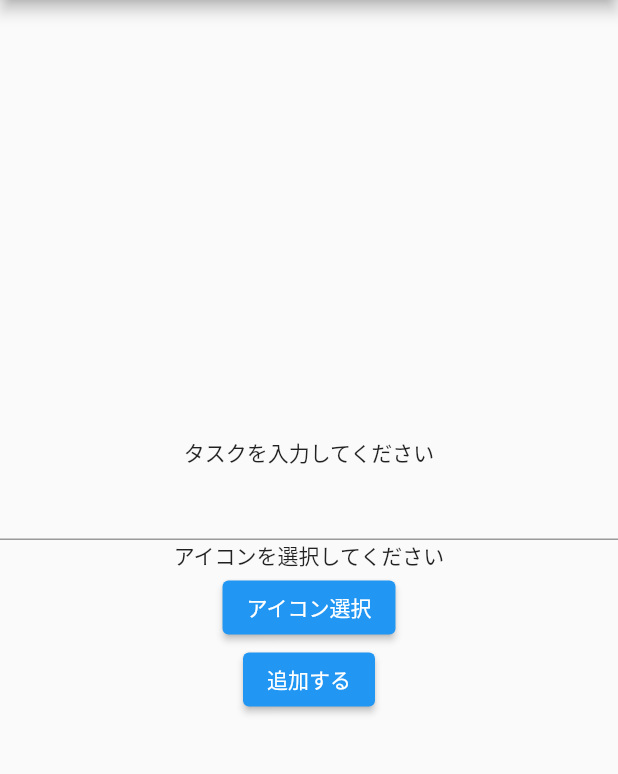
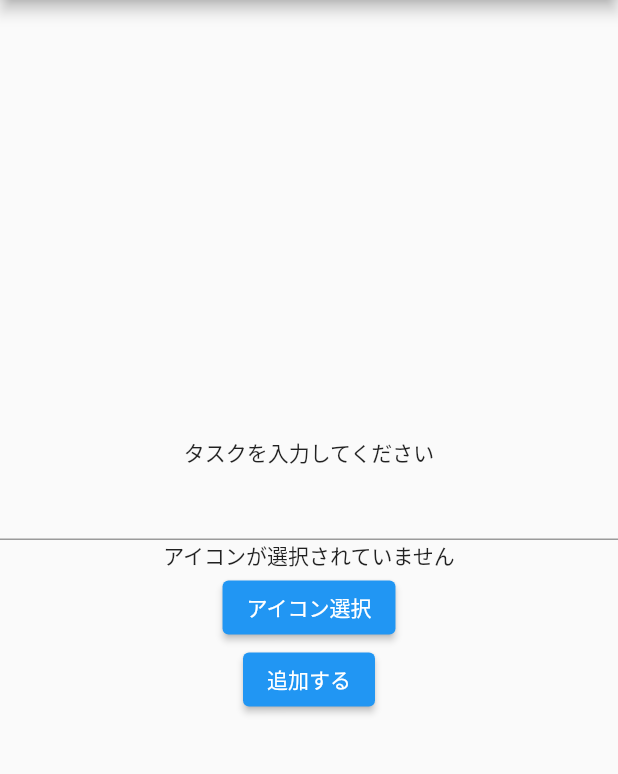
Before and after one commit to murakamiren/flutter-todo, a Flutter app: the screen it shows after launch, after a tap on the "add" icon, on a phone screen of 412 x 824 dp, the part 84-858 px from its top. Run offline on Flutter 3.47's test engine with Material 2 defaults, Android fonts, the phone set to English and light mode, and no system bars; missing offline and left inert: flutter_iconpicker.

Commit message:
not null

```diff
--- a/lib/pages/addTodoPage.dart
+++ b/lib/pages/addTodoPage.dart
@@ -29,7 +29,7 @@ class _AddTodoPageState extends State<AddTodoPage> {
   @override
   Widget build(BuildContext context) {
     return Scaffold(
-      appBar: AppBar(title: Text("add todo")),
+      appBar: AppBar(title: const Text("add todo")),
       body: Center(
         child: Column(
           mainAxisSize: MainAxisSize.min,
@@ -39,7 +39,7 @@ class _AddTodoPageState extends State<AddTodoPage> {
               onChanged: (String text) => _title = text,
             ),
             _icon == null
-                ? const Text("アイコンを選択してください")
+                ? const Text("アイコンが選択されていません")
                 : Icon(
                     _icon,
                     size: 40,
--- a/lib/pages/homePage.dart
+++ b/lib/pages/homePage.dart
@@ -41,7 +41,7 @@ class _HomePageState extends State<HomePage> {
   Widget build(BuildContext context) {
     return Scaffold(
       appBar: AppBar(
-        title: Text("hello flutter"),
+        title: const Text("hello flutter"),
       ),
       body: ListView.builder(
         padding: const EdgeInsets.symmetric(horizontal: 10),
```
